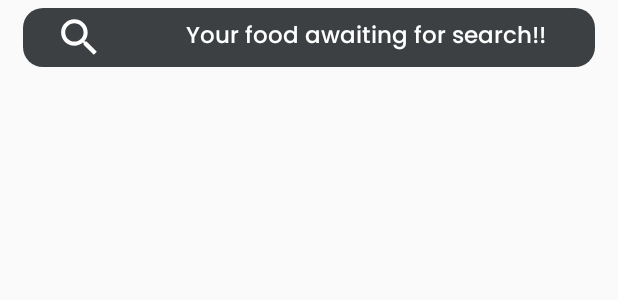
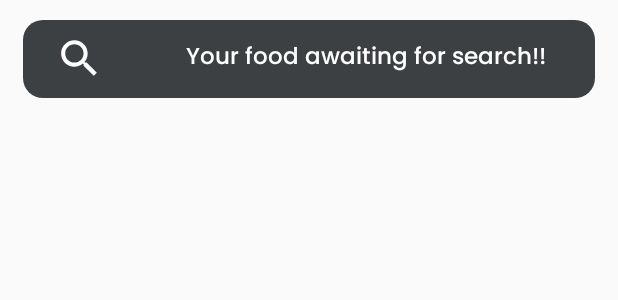
Before and after one commit to Rudra-cs/Niara-1, an Android app: the layout fragment_home.xml on its own in the app's theme, with its tools: preview values and no code run, on a phone screen of 412 x 824 dp. Shown: the top 300 px of the screen. Run offline under Robolectric (Android 15) with nearby library versions, the phone set to English and light mode, and no system bars; Roboto replaces fonts that are not available here.

```diff
--- a/app/src/main/java/com/example/niara/ui/fragments/SettingsFragment.java
+++ b/app/src/main/java/com/example/niara/ui/fragments/SettingsFragment.java
@@ -9,6 +9,7 @@ import android.view.View;
 import android.view.ViewGroup;
 import android.widget.ImageView;
 import android.widget.TextView;
+import android.widget.Toast;
 
 import androidx.appcompat.app.AlertDialog;
 import androidx.fragment.app.Fragment;
@@ -106,6 +107,7 @@ public class SettingsFragment extends Fragment {
         changepasswordtv.setOnClickListener(new View.OnClickListener() {
             @Override
             public void onClick(View view) {
+                Toast.makeText(getContext(),"Login in to the site and then change your password",Toast.LENGTH_LONG).show();
                 startActivity(new Intent(getContext(), ChangePasswordActivity.class));
             }
         });
--- a/app/src/main/res/layout/activity_address.xml
+++ b/app/src/main/res/layout/activity_address.xml
@@ -180,7 +180,7 @@
                 android:padding="@dimen/_5sdp"
                 android:textColor="@color/black"
                 android:layout_gravity="center"
-                android:textColorHint="@color/grey"
+                android:textColorHint="@color/black"
                 android:inputType="textEmailAddress">
 
             </EditText>
--- a/app/src/main/res/layout/fragment_home.xml
+++ b/app/src/main/res/layout/fragment_home.xml
@@ -12,8 +12,8 @@
         <LinearLayout
             android:id="@+id/search_bar"
             android:layout_width="match_parent"
-            android:layout_height="@dimen/_30sdp"
-            android:layout_marginTop="@dimen/_4sdp"
+            android:layout_height="@dimen/_40sdp"
+            android:layout_marginTop="@dimen/_10sdp"
             android:layout_marginLeft="@dimen/_12sdp"
             android:layout_marginRight="@dimen/_12sdp"
             android:orientation="horizontal"
```
Also changed, not shown: app/src/main/res/layout/activity_change_password.xml (+0 -14 lines).
